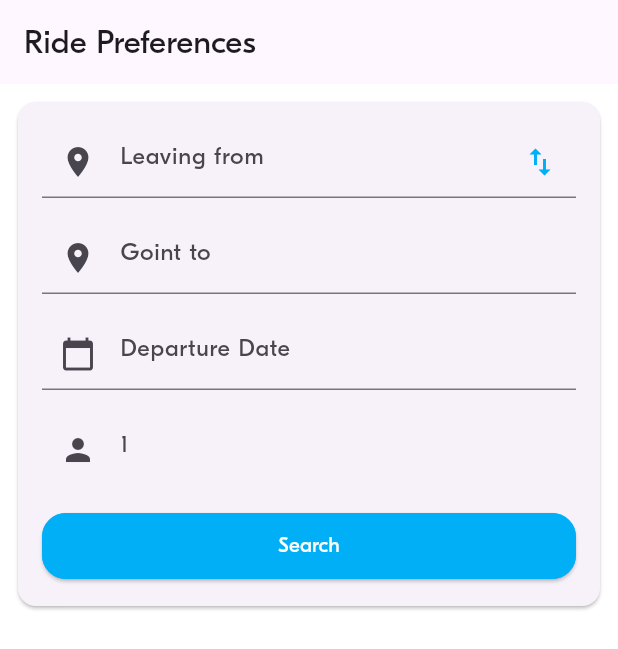
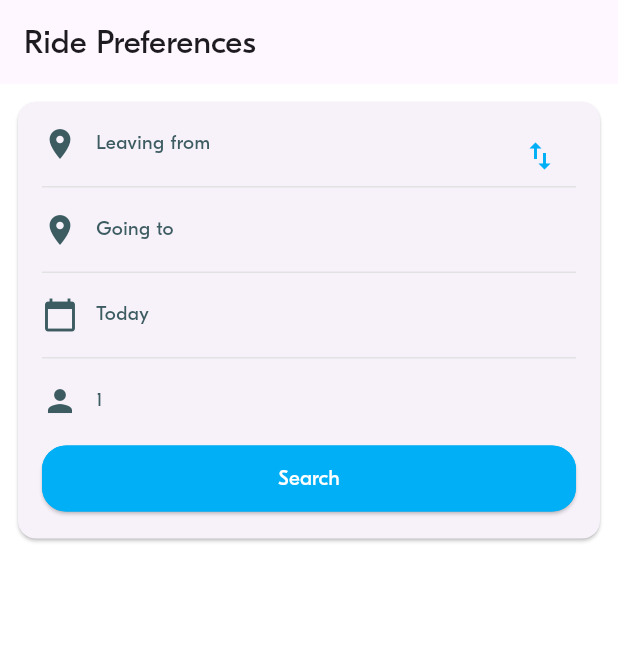
Before and after one commit to OukSreySor/BlaBlaProject, a Flutter app: the screen it shows after launch, on a phone screen of 412 x 824 dp. Shown: the top 649 px of the screen. Run offline on Flutter 3.47's test engine with Material 3 defaults, Android fonts, the phone set to English and light mode, and no system bars; project files that could hold a hidden picture were left out.

Commit message:
BLA-004 - Implement Ride Preferences Form

```diff
--- a/lib/screens/ride_pref/widgets/ride_pref_form.dart
+++ b/lib/screens/ride_pref/widgets/ride_pref_form.dart
@@ -2,6 +2,8 @@ import 'package:flutter/material.dart';
 import 'package:week_3_blabla_project/theme/theme.dart';
 import 'package:week_3_blabla_project/utils/date_time_util.dart';
 import 'package:week_3_blabla_project/widgets/actions/bla_button.dart';
+import 'package:week_3_blabla_project/widgets/display/bla_divider.dart';
+import 'package:week_3_blabla_project/widgets/display/bla_text_field.dart';
 
 import '../../../model/ride/locations.dart';
 import '../../../model/ride_pref/ride_pref.dart';
@@ -31,10 +33,6 @@ class _RidePrefFormState extends State<RidePrefForm> {
   Location? arrival;
   late int requestedSeats;
 
-  final TextEditingController _departureController = TextEditingController();
-  final TextEditingController _arrivalController = TextEditingController();
-  final TextEditingController _dateController = TextEditingController();
-
 
   // ----------------------------------
   // Initialize the Form attributes
@@ -49,9 +47,6 @@ class _RidePrefFormState extends State<RidePrefForm> {
       departureDate = widget.initRidePref?.departureDate ?? DateTime.now();
       requestedSeats = widget.initRidePref?.requestedSeats ?? 1;
 
-      _departureController.text = departure?.name ?? '';
-      _arrivalController.text = arrival?.name ?? '';
-      _dateController.text = DateTimeUtils.formatDateTime(departureDate);
     } else {
       departureDate = DateTime.now();
       requestedSeats = 1;
@@ -68,9 +63,6 @@ class _RidePrefFormState extends State<RidePrefForm> {
       Location? temp = departure;
       departure = arrival;
       arrival = temp;
-
-      _departureController.text = departure?.name ?? '';
-      _arrivalController.text = arrival?.name ?? '';
     });
   }
 
@@ -100,13 +92,9 @@ class _RidePrefFormState extends State<RidePrefForm> {
                 children: [
                   Stack(
                     children: [
-                      TextFormField(
-                        controller: _departureController,
-                        decoration: InputDecoration(
-                          hintText: 'Leaving from',
-                          border: UnderlineInputBorder(),
-                          prefixIcon: const Icon(Icons.location_on),
-                        ),
+                      BlaTextField(
+                        label: 'Leaving from',
+                        icon: Icons.location_on,
                       ),
                       Positioned(
                         right: 0,
@@ -120,36 +108,26 @@ class _RidePrefFormState extends State<RidePrefForm> {
                     ]
                   ),
                   SizedBox(height: BlaSpacings.m),
-                  TextFormField(
-                    controller: _arrivalController,
-                    decoration: InputDecoration(
-                      hintText: 'Goint to',
-                      border: UnderlineInputBorder(),
-                      prefixIcon: const Icon(Icons.location_on),
-                    ),
-
+                  BlaDivider(),
+                  SizedBox(height: BlaSpacings.m),
+                  BlaTextField(
+                    label: 'Going to',
+                    icon: Icons.location_on,
                   ),
                   SizedBox(height: BlaSpacings.m),
-                  TextFormField(
-                    controller: _dateController,
-                    decoration: InputDecoration(
-                      hintText: 'Departure Date',
-                      border: UnderlineInputBorder(),
-                      prefixIcon: const Icon(Icons.calendar_today),
-                    ),
-
+                  BlaDivider(),
+                  SizedBox(height: BlaSpacings.m),
+                  BlaTextField(
+                    label: DateTimeUtils.formatDateTime(departureDate),
+                    icon: Icons.calendar_today,
                   ),
                   SizedBox(height: BlaSpacings.m),
-                  TextFormField(
-                    controller: _dateController,
-                    decoration: InputDecoration(
-                      hintText: '1',
-                      border: InputBorder.none,
-                      prefixIcon: const Icon(Icons.person),
-                    ),
-
+                  BlaDivider(),
+                  SizedBox(height: BlaSpacings.m),
+                  BlaTextField(
+                    label: '$requestedSeats',
+                    icon: Icons.person,
                   ),
-
                   SizedBox(height: BlaSpacings.m),
                   BlaButton(
                     text: 'Search',
--- /dev/null
+++ b/lib/widgets/display/bla_text_field.dart
@@ -0,0 +1,34 @@
+import 'package:flutter/material.dart';
+import 'package:week_3_blabla_project/theme/theme.dart';
+
+class BlaTextField extends StatelessWidget {
+  final String label;
+  final IconData icon;
+  final VoidCallback? onTap;
+
+  const BlaTextField({
+    super.key,
+    required this.label,
+    required this.icon,
+    this.onTap,
+  });
+
+  @override
+  Widget build(BuildContext context) {
+    return GestureDetector(
+      onTap: onTap,
+      child: Row(
+        children: [
+          Icon(icon, color: BlaColors.iconNormal),
+          SizedBox(width: BlaSpacings.s),
+          Expanded(
+            child: Text(
+              label,
+              style: BlaTextStyles.label.copyWith(color: BlaColors.iconNormal),
+            ),
+          ),
+        ],
+      ),
+    );
+  }
+}
```
